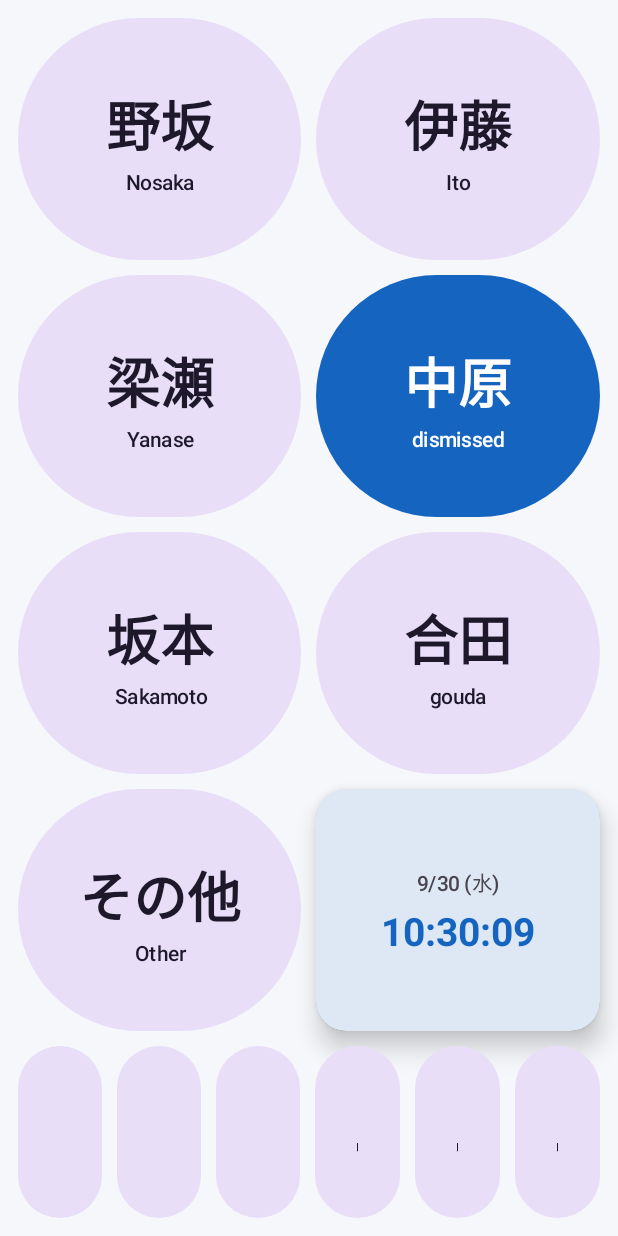
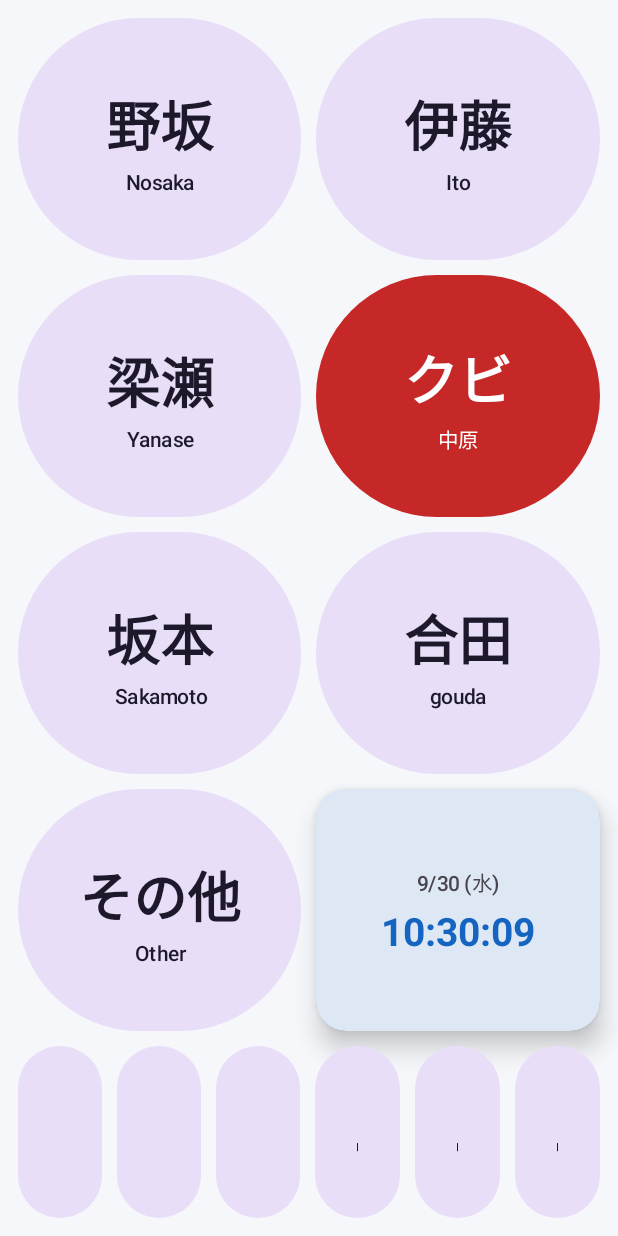
Before and after one commit to fatman7762/-, an Android app built with Jetpack Compose: the screen it shows after launch (MainActivity), after a tap on "中原", on a phone screen of 412 x 824 dp. Run offline under Robolectric (Android 15) with nearby library versions, the phone set to English and light mode, and no system bars.

Commit message:
Show red クビ when 中原 is selected alone
Easter-egg selection state for the kiosk and browser test UI;
party-size selection still completes reception normally.

Co-authored-by: training01 <training01@light-path.jp>

```diff
--- a/android/app/src/main/java/jp/co/lightpath/reception/ui/ReceptionScreen.kt
+++ b/android/app/src/main/java/jp/co/lightpath/reception/ui/ReceptionScreen.kt
@@ -230,12 +230,16 @@ private fun StaffGrid(
                 horizontalArrangement = Arrangement.spacedBy(scale.gap),
             ) {
                 rowItems.forEach { staff ->
+                    val isSelected = selected == staff.name
+                    // 中原だけ選んだときは赤く「クビ」表示（ギャグ）
+                    val showKubi = staff.name == "中原" && isSelected && flash == FlashKind.None
                     ChoiceButton(
-                        label = staff.name,
-                        subtitle = staff.romaji,
-                        selected = selected == staff.name,
+                        label = if (showKubi) "クビ" else staff.name,
+                        subtitle = if (showKubi) "中原" else staff.romaji,
+                        selected = isSelected,
                         flash = flash,
                         enabled = enabled,
+                        dangerSelected = showKubi,
                         labelSize = scale.staffName,
                         subtitleSize = scale.staffRomaji,
                         modifier = Modifier
@@ -388,6 +392,7 @@ private fun ChoiceButton(
     modifier: Modifier = Modifier,
     subtitle: String? = null,
     subtitleSize: TextUnit = 14.sp,
+    dangerSelected: Boolean = false,
     onClick: () -> Unit,
 ) {
     val labelStyle = MaterialTheme.typography.headlineMedium.copy(
@@ -428,20 +433,20 @@ private fun ChoiceButton(
     }
 
     if (selected) {
-        val colors = when (flash) {
-            FlashKind.Success -> ButtonDefaults.buttonColors(
+        val colors = when {
+            flash == FlashKind.Success -> ButtonDefaults.buttonColors(
                 containerColor = MaterialTheme.colorScheme.tertiary,
                 contentColor = MaterialTheme.colorScheme.onTertiary,
                 disabledContainerColor = MaterialTheme.colorScheme.tertiary,
                 disabledContentColor = MaterialTheme.colorScheme.onTertiary,
             )
-            FlashKind.Error -> ButtonDefaults.buttonColors(
+            flash == FlashKind.Error || dangerSelected -> ButtonDefaults.buttonColors(
                 containerColor = MaterialTheme.colorScheme.error,
                 contentColor = MaterialTheme.colorScheme.onError,
                 disabledContainerColor = MaterialTheme.colorScheme.error,
                 disabledContentColor = MaterialTheme.colorScheme.onError,
             )
-            FlashKind.None -> ButtonDefaults.buttonColors(
+            else -> ButtonDefaults.buttonColors(
                 containerColor = MaterialTheme.colorScheme.primary,
                 contentColor = MaterialTheme.colorScheme.onPrimary,
             )
```
Also changed, not shown: 2 other files.
